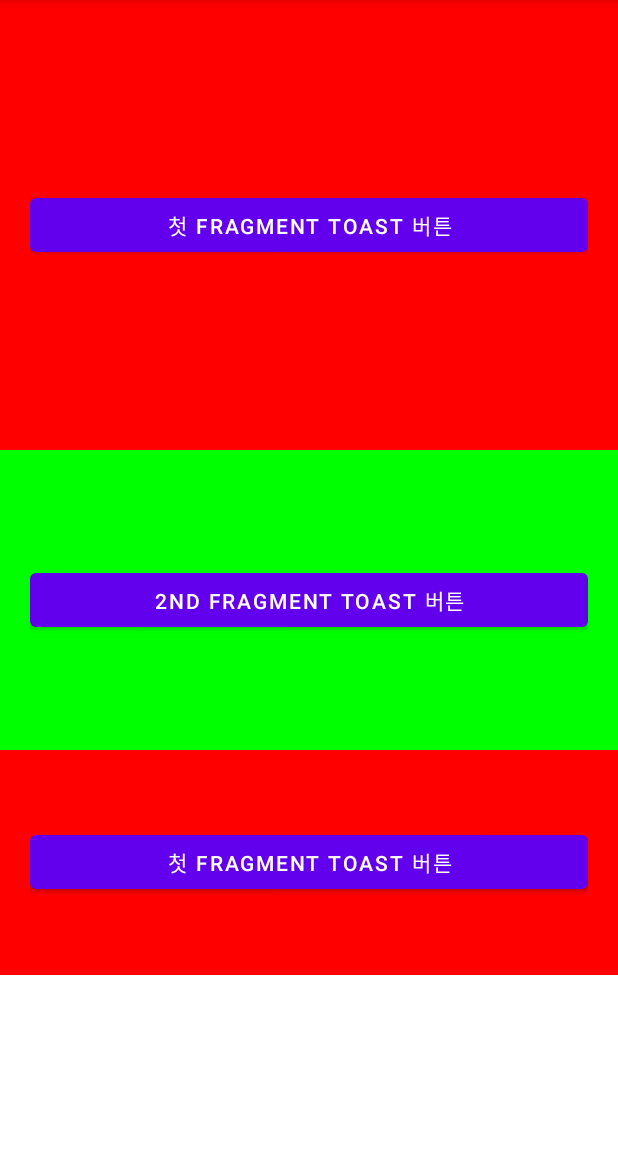
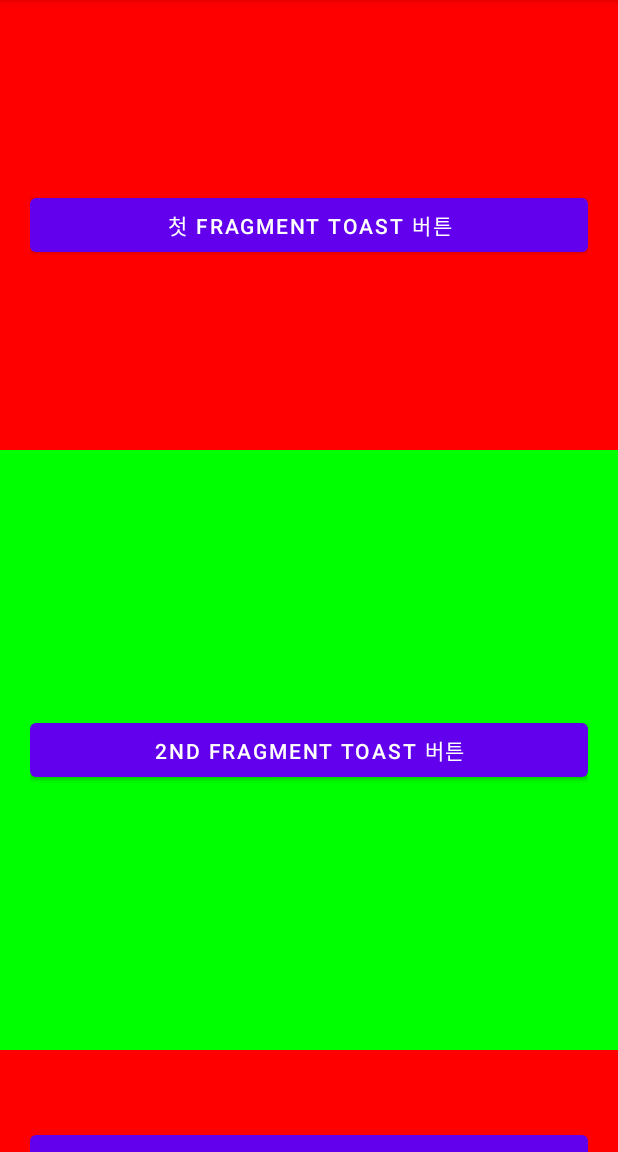
Before and after one commit to BradlyKim/Fragment_20211204, an Android app: the screen it shows after launch (MainActivity), on a phone screen of 412 x 824 dp, the part 84-1236 px from its top. Run offline under Robolectric (Android 15) with nearby library versions, the phone set to English and light mode, and no system bars.

Commit message:
ScrollView 활용 예시

```diff
--- a/app/src/main/res/layout/activity_main.xml
+++ b/app/src/main/res/layout/activity_main.xml
@@ -6,6 +6,15 @@
     android:layout_height="match_parent"
     android:orientation="vertical"
     tools:context=".MainActivity">
+
+    <ScrollView
+        android:layout_width="match_parent"
+        android:layout_height="match_parent">
+
+        <LinearLayout
+            android:layout_width="match_parent"
+            android:layout_height="wrap_content"
+            android:orientation="vertical">
 
             <fragment
                 android:tag="첫번째 Fragment"
@@ -17,7 +26,7 @@
             <fragment
                 android:tag="두번째 Fragment"
                 android:layout_width="match_parent"
-        android:layout_height="200dp"
+                android:layout_height="400dp"
                 class="com.nepplus.fragment_20211204.fragments.SecondFragment"/>
 
             <fragment
@@ -26,6 +35,12 @@
                 android:layout_height="150dp"
                 class="com.nepplus.fragment_20211204.fragments.FirstFragment"/>
 
+        </LinearLayout>
+
+    </ScrollView>
+
+
+
 
 
 </LinearLayout>
```
Lines whose indentation alone changed are shown as unchanged.
